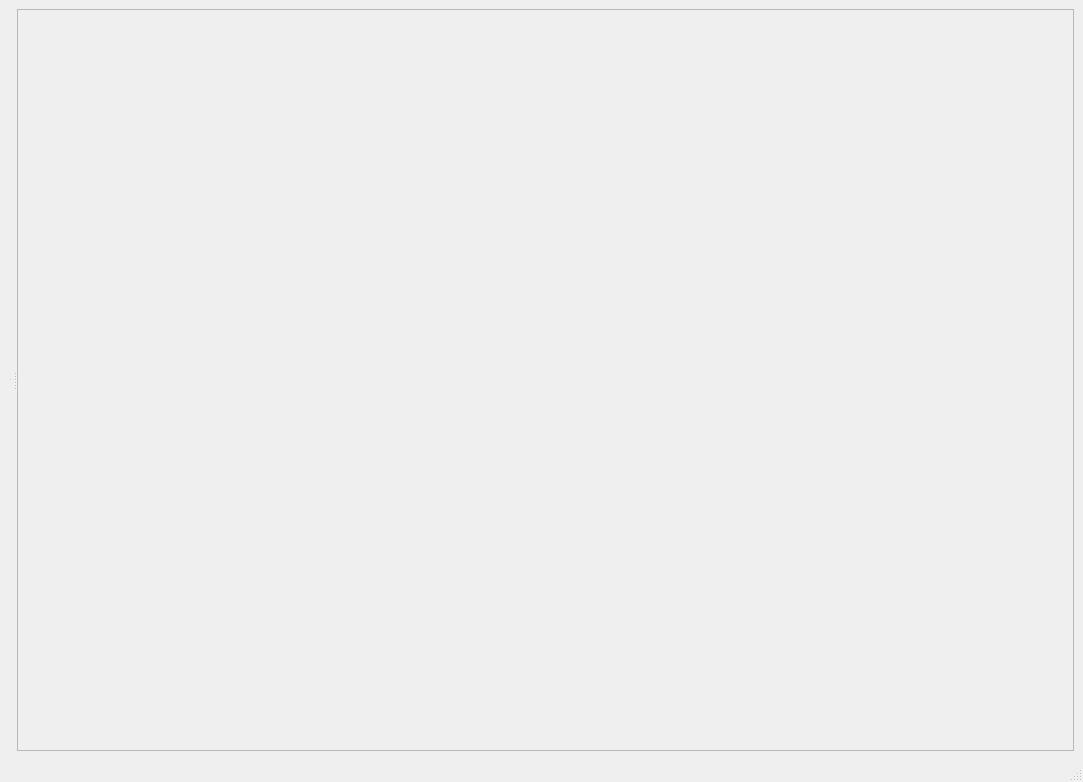
This is view/ui/GenericPQGViewMW.ui in upsideduck/app-arpes-aran as Qt 5 draws it before an edit. The edited form follows.
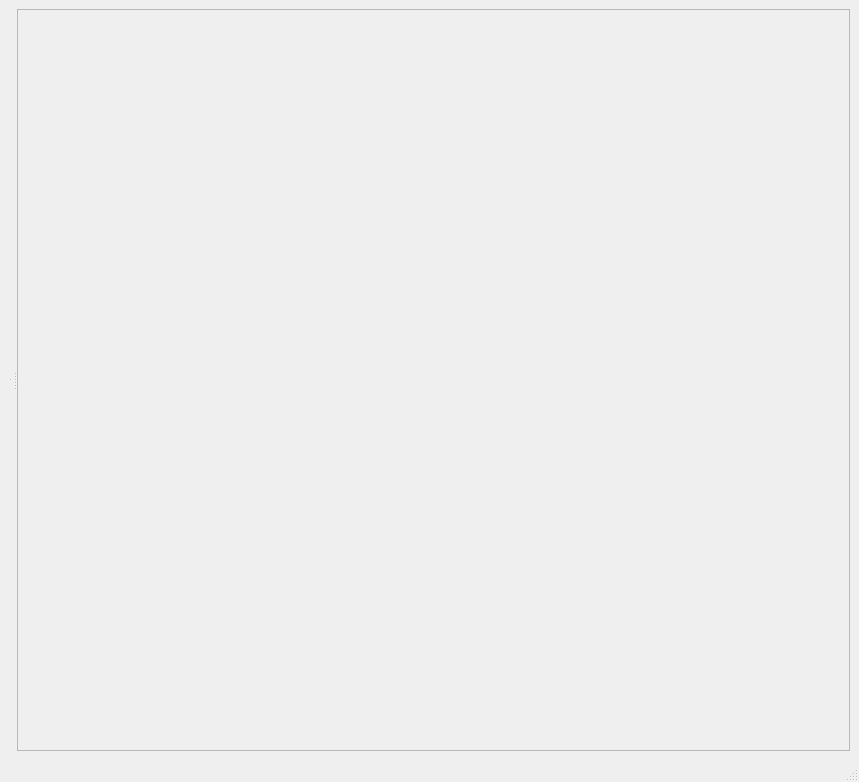
This is the edited form.

Diff of the .ui file:
```diff
--- a/view/ui/GenericPQGViewMW.ui
+++ b/view/ui/GenericPQGViewMW.ui
@@ -6,7 +6,7 @@
    <rect>
     <x>0</x>
     <y>0</y>
-    <width>1083</width>
+    <width>859</width>
     <height>782</height>
    </rect>
   </property>
@@ -20,6 +20,12 @@
       <property name="enabled">
        <bool>true</bool>
       </property>
+      <property name="sizePolicy">
+       <sizepolicy hsizetype="Preferred" vsizetype="Preferred">
+        <horstretch>0</horstretch>
+        <verstretch>0</verstretch>
+       </sizepolicy>
+      </property>
       <property name="orientation">
        <enum>Qt::Horizontal</enum>
       </property>
```
Left out of the diff: 10 changed lines with no effect on the pictures.
